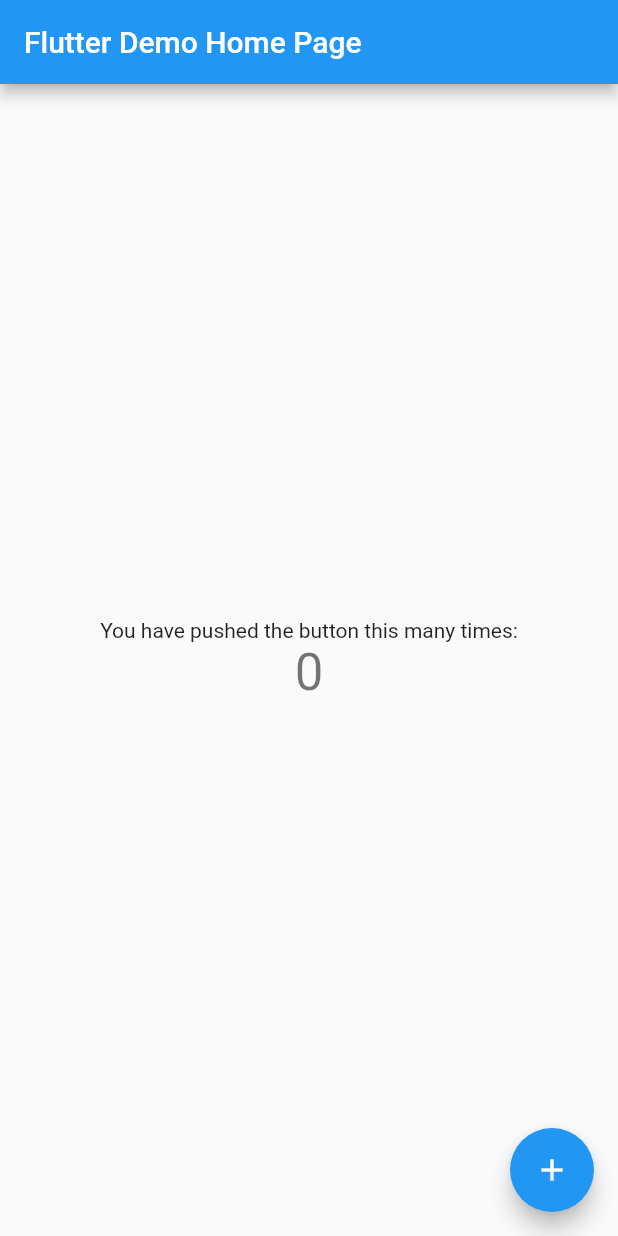
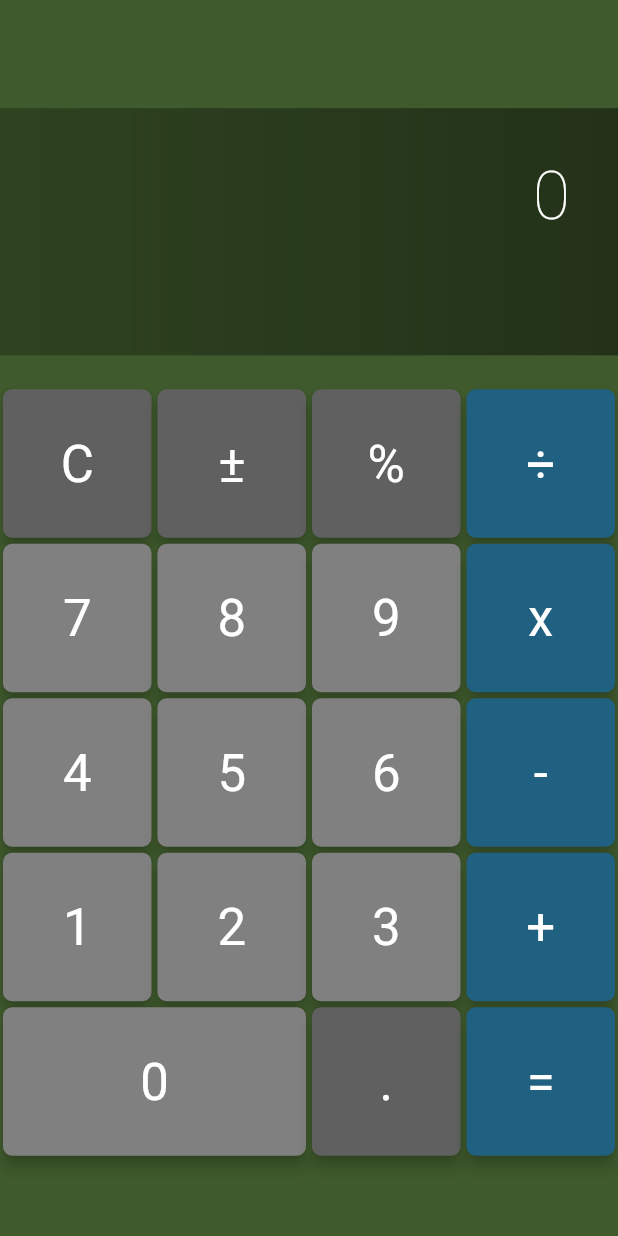
Before and after one commit to JIshanRandika/Flutter_Calculator, a Flutter app: the screen it shows after launch, on a phone screen of 412 x 824 dp. Run offline on Flutter 3.47's test engine with Material 2 defaults, Android fonts, the phone set to English and light mode, and no system bars.

Commit message:
Calculator

```diff
--- /dev/null
+++ b/lib/calculator-key.dart
@@ -0,0 +1,73 @@
+import 'package:flutter/material.dart';
+import 'key-controller.dart';
+import 'key-symbol.dart';
+
+abstract class Keys {
+
+  static KeySymbol clear = const KeySymbol('C');
+  static KeySymbol sign = const KeySymbol('±');
+  static KeySymbol percent = const KeySymbol('%');
+  static KeySymbol divide = const KeySymbol('÷');
+  static KeySymbol multiply = const KeySymbol('x');
+  static KeySymbol subtract = const KeySymbol('-');
+  static KeySymbol add = const KeySymbol('+');
+  static KeySymbol equals = const KeySymbol('=');
+  static KeySymbol decimal = const KeySymbol('.');
+
+  static KeySymbol zero = const KeySymbol('0');
+  static KeySymbol one = const KeySymbol('1');
+  static KeySymbol two = const KeySymbol('2');
+  static KeySymbol three = const KeySymbol('3');
+  static KeySymbol four = const KeySymbol('4');
+  static KeySymbol five = const KeySymbol('5');
+  static KeySymbol six = const KeySymbol('6');
+  static KeySymbol seven = const KeySymbol('7');
+  static KeySymbol eight = const KeySymbol('8');
+  static KeySymbol nine = const KeySymbol('9');
+}
+
+class CalculatorKey extends StatelessWidget {
+
+  CalculatorKey({ this.symbol });
+
+  final KeySymbol symbol;
+
+  Color get color {
+
+    switch (symbol.type) {
+
+      case KeyType.FUNCTION:
+        return Color.fromARGB(255, 96, 96, 96);
+
+      case KeyType.OPERATOR:
+        return Color.fromARGB(255, 32, 96, 128);
+
+      case KeyType.INTEGER:
+      default:
+        return Color.fromARGB(255, 128, 128, 128);
+    }
+  }
+
+  static dynamic _fire(CalculatorKey key) => KeyController.fire(KeyEvent(key));
+
+  @override
+  Widget build(BuildContext context) {
+
+    double size = MediaQuery.of(context).size.width / 4;
+    TextStyle style = Theme.of(context).textTheme.headline4.copyWith(color: Colors.white);
+
+    return Container(
+
+        width: (symbol == Keys.zero) ? (size * 2) : size,
+        padding: EdgeInsets.all(2),
+        height: size,
+        child: RaisedButton(
+          shape: RoundedRectangleBorder(borderRadius: BorderRadius.circular(6)),
+          color: color,
+          elevation: 4,
+          child: Text(symbol.value, style: style),
+          onPressed: () => _fire(this),
+        )
+    );
+  }
+}
--- /dev/null
+++ b/lib/calculator.dart
@@ -0,0 +1,57 @@
+import 'package:flutter/material.dart';
+import 'display.dart';
+import 'key-controller.dart';
+import 'key-pad.dart';
+import 'processor.dart';
+
+class Calculator extends StatefulWidget {
+
+  Calculator({ Key key }) : super(key: key);
+
+  @override
+  _CalculatorState createState() => _CalculatorState();
+}
+
+class _CalculatorState extends State<Calculator> {
+
+  String _output;
+
+  @override
+  void initState() {
+
+    KeyController.listen((event) => Processor.process(event));
+    Processor.listen((data) => setState(() { _output = data; }));
+    Processor.refresh();
+    super.initState();
+  }
+
+  @override
+  void dispose() {
+
+    KeyController.dispose();
+    Processor.dispose();
+    super.dispose();
+  }
+
+  @override
+  Widget build(BuildContext context) {
+
+    Size screen = MediaQuery.of(context).size;
+
+    double buttonSize = screen.width / 4;
+    double displayHeight = screen.height - (buttonSize * 5) - (buttonSize);
+
+    return Scaffold(
+      backgroundColor: Color.fromARGB(220, 32, 64, 10),
+      body: Column(
+
+          mainAxisAlignment: MainAxisAlignment.center,
+          children: <Widget>[
+
+            Display(value: _output, height: displayHeight),
+            KeyPad()
+          ]
+      ),
+    );
+  }
+}
--- /dev/null
+++ b/lib/display.dart
@@ -0,0 +1,32 @@
+import 'package:flutter/material.dart';
+
+class Display extends StatelessWidget {
+
+  Display({ Key key, this.value, this.height }) : super(key: key);
+
+  final String value;
+  final double height;
+
+  String get _output => value.toString();
+  double get _margin => (height / 10);
+
+  final LinearGradient _gradient = const LinearGradient(colors: [ Colors.black26, Colors.black45 ]);
+
+  @override
+  Widget build(BuildContext context) {
+
+    TextStyle style = Theme.of(context).textTheme.headline3
+        .copyWith(color: Colors.white, fontWeight: FontWeight.w200);
+
+    return Container(
+        padding: EdgeInsets.only(top: _margin, bottom: _margin),
+        constraints: BoxConstraints.expand(height: height),
+        child: Container(
+            padding: EdgeInsets.fromLTRB(32, 32, 32, 32),
+            constraints: BoxConstraints.expand(height: height - (_margin)),
+            decoration: BoxDecoration(gradient: _gradient),
+            child: Text(_output, style: style, textAlign: TextAlign.right, )
+        )
+    );
+  }
+}
--- /dev/null
+++ b/lib/key-controller.dart
@@ -0,0 +1,19 @@
+import 'dart:async';
+import 'calculator-key.dart';
+
+class KeyEvent {
+
+  KeyEvent(this.key);
+  final CalculatorKey key;
+}
+
+abstract class KeyController {
+
+  static StreamController _controller = StreamController();
+  static Stream get _stream => _controller.stream;
+
+  static StreamSubscription listen(Function handler) => _stream.listen(handler as dynamic);
+  static void fire(KeyEvent event) => _controller.add(event);
+
+  static dispose() => _controller.close();
+}
--- /dev/null
+++ b/lib/key-pad.dart
@@ -0,0 +1,54 @@
+import 'package:flutter/widgets.dart';
+import 'calculator-key.dart';
+
+class KeyPad extends StatelessWidget {
+
+  @override
+  Widget build(BuildContext context) {
+
+    return Column(
+
+        children: [
+          Row(
+              children: <Widget>[
+                CalculatorKey(symbol: Keys.clear),
+                CalculatorKey(symbol: Keys.sign),
+                CalculatorKey(symbol: Keys.percent),
+                CalculatorKey(symbol: Keys.divide),
+              ]
+          ),
+          Row(
+              children: <Widget>[
+                CalculatorKey(symbol: Keys.seven),
+                CalculatorKey(symbol: Keys.eight),
+                CalculatorKey(symbol: Keys.nine),
+                CalculatorKey(symbol: Keys.multiply),
+              ]
+          ),
+          Row(
+              children: <Widget>[
+                CalculatorKey(symbol: Keys.four),
+                CalculatorKey(symbol: Keys.five),
+                CalculatorKey(symbol: Keys.six),
+                CalculatorKey(symbol: Keys.subtract),
+              ]
+          ),
+          Row(
+              children: <Widget>[
+                CalculatorKey(symbol: Keys.one),
+                CalculatorKey(symbol: Keys.two),
+                CalculatorKey(symbol: Keys.three),
+                CalculatorKey(symbol: Keys.add),
+              ]
+          ),
+          Row(
+              children: <Widget>[
+                CalculatorKey(symbol: Keys.zero),
+                CalculatorKey(symbol: Keys.decimal),
+                CalculatorKey(symbol: Keys.equals),
+              ]
+          )
+        ]
+    );
+  }
+}
--- /dev/null
+++ b/lib/key-symbol.dart
@@ -0,0 +1,21 @@
+import 'calculator-key.dart';
+
+enum KeyType { FUNCTION, OPERATOR, INTEGER }
+
+class KeySymbol {
+
+  const KeySymbol(this.value);
+  final String value;
+
+  static List<KeySymbol> _functions = [ Keys.clear, Keys.sign, Keys.percent, Keys.decimal ];
+  static List<KeySymbol> _operators = [ Keys.divide, Keys.multiply, Keys.subtract, Keys.add, Keys.equals ];
+
+  @override
+  String toString() => value;
+
+  bool get isOperator => _operators.contains(this);
+  bool get isFunction => _functions.contains(this);
+  bool get isInteger => !isOperator && !isFunction;
+
+  KeyType get type => isFunction ? KeyType.FUNCTION : (isOperator ? KeyType.OPERATOR : KeyType.INTEGER);
+}
--- a/lib/main.dart
+++ b/lib/main.dart
@@ -1,96 +1,23 @@
 import 'package:flutter/material.dart';
+import 'package:flutter/services.dart';
+import 'calculator.dart';
 
-void main() {
-  runApp(MyApp());
+void main() async {
+
+  WidgetsFlutterBinding.ensureInitialized();
+
+  await SystemChrome.setPreferredOrientations([DeviceOrientation.portraitUp]);
+  runApp(CalculatorApp());
 }
 
-class MyApp extends StatelessWidget {
-  // This widget is the root of your application.
+class CalculatorApp extends StatelessWidget {
+
   @override
   Widget build(BuildContext context) {
+
     return MaterialApp(
-      title: 'Flutter Demo',
-      theme: ThemeData(
-
-        primarySwatch: Colors.blue,
-        // This makes the visual density adapt to the platform that you run
-        // the app on. For desktop platforms, the controls will be smaller and
-        // closer together (more dense) than on mobile platforms.
-        visualDensity: VisualDensity.adaptivePlatformDensity,
-      ),
-      home: MyHomePage(title: 'Flutter Demo Home Page'),
+      theme: ThemeData(primarySwatch: Colors.teal),
+      home: Calculator(),
     );
   }
 }
-
-class MyHomePage extends StatefulWidget {
-  MyHomePage({Key key, this.title}) : super(key: key);
-
-  // This widget is the home page of your application. It is stateful, meaning
-  // that it has a State object (defined below) that contains fields that affect
-  // how it looks.
-
-  // This class is the configuration for the state. It holds the values (in this
-  // case the title) provided by the parent (in this case the App widget) and
-  // used by the build method of the State. Fields in a Widget subclass are
-  // always marked "final".
-
-  final String title;
-
-  @override
-  _MyHomePageState createState() => _MyHomePageState();
-}
-
-class _MyHomePageState extends State<MyHomePage> {
-  int _counter = 0;
-
-  void _incrementCounter() {
-    setState(() {
-      // This call to setState tells the Flutter framework that something has
-      // changed in this State, which causes it to rerun the build method below
-      // so that the display can reflect the updated values. If we changed
-      // _counter without calling setState(), then the build method would not be
-      // called again, and so nothing would appear to happen.
-      _counter++;
-    });
-  }
-
-  @override
-  Widget build(BuildContext context) {
-    // This method is rerun every time setState is called, for instance as done
-    // by the _incrementCounter method above.
-    //
-    // The Flutter framework has been optimized to make rerunning build methods
-    // fast, so that you can just rebuild anything that needs updating rather
-    // than having to individually change instances of widgets.
-    return Scaffold(
-      appBar: AppBar(
-        // Here we take the value from the MyHomePage object that was created by
-        // the App.build method, and use it to set our appbar title.
-        title: Text(widget.title),
-      ),
-      body: Center(
-        // Center is a layout widget. It takes a single child and positions it
-        // in the middle of the parent.
-        child: Column(
-
-          mainAxisAlignment: MainAxisAlignment.center,
-          children: <Widget>[
-            Text(
-              'You have pushed the button this many times:',
-            ),
-            Text(
-              '$_counter',
-              style: Theme.of(context).textTheme.headline4,
-            ),
-          ],
-        ),
-      ),
-      floatingActionButton: FloatingActionButton(
-        onPressed: _incrementCounter,
-        tooltip: 'Increment',
-        child: Icon(Icons.add),
-      ), // This trailing comma makes auto-formatting nicer for build methods.
-    );
-  }
-}
```
Also changed, not shown: lib/processor.dart (added, +133 -0 lines), 2 other files.
